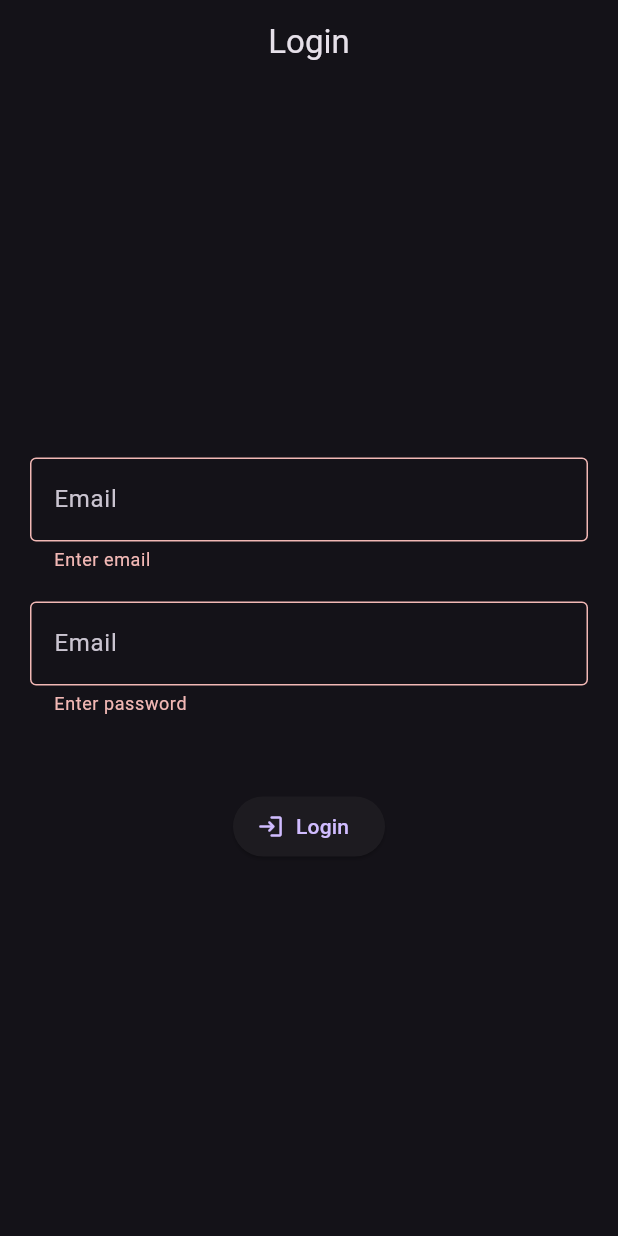
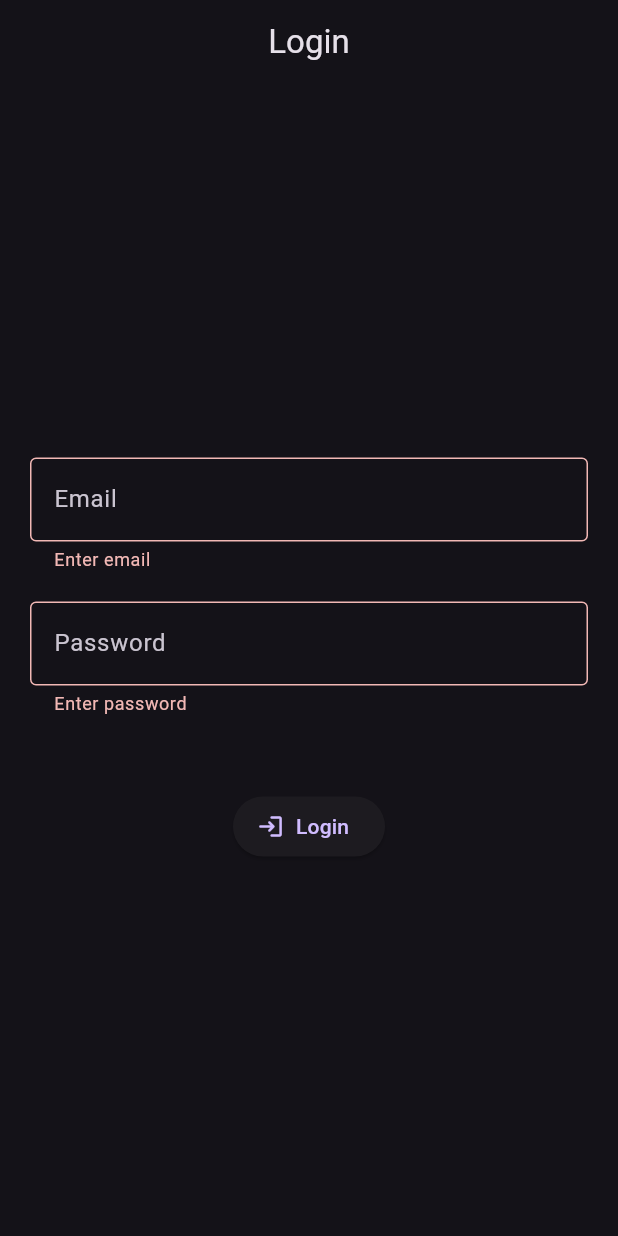
Before and after one commit to mraj555/BlocLabs, a Flutter app: the screen it shows after launch, after a tap on "Login", on a phone screen of 412 x 824 dp. Run offline on Flutter 3.47's test engine with Material 3 defaults, Android fonts, the phone set to English and light mode, and no system bars; our stand-ins replace bloc, equatable, flutter_bloc, freezed_annotation, image_picker.

Commit message:
feat: Integrate BLoC for Login Screen State Management
This commit refactors the login screen to use the BLoC pattern for state management, separating business logic from the UI.

**Key Changes:**

- **Login BLoC (`LoginBloc`, `LoginEvent`, `LoginState`):**
  - Introduced `LoginBloc` to manage the state of the login form.
  - `LoginState` now holds the `email` and `password` values.
  - `LoginEmailChanged` and `LoginPasswordChanged` events are dispatched from the UI to update the state.

- **UI Widgets (`EmailInputWidget`, `PasswordInputWidget`):**
  - Refactored `EmailInputWidget` and `PasswordInputWidget` to be `BlocBuilder`s.
  - They now react to state changes from `LoginBloc` and dispatch events on user input.
  - Enhanced validation logic for email format and password length has been added.

- **Login Screen (`login_screen.dart`):**
  - The `LoginScreen` now uses a `BlocProvider` to make the `LoginBloc` available to its child widgets.

- **Utilities (`validations.dart`):**
  - Added a new utility file for common validation functions, starting with an email validator.

```diff
--- /dev/null
+++ b/lib/bloc_pattern_architecture/bloc/login/login_bloc.dart
@@ -0,0 +1,24 @@
+import 'package:bloc/bloc.dart';
+import 'package:equatable/equatable.dart';
+
+part 'login_event.dart';
+
+part 'login_state.dart';
+
+class LoginBloc extends Bloc<LoginEvent, LoginState> {
+  LoginBloc() : super(LoginState()) {
+    on<LoginEmailChanged>(_onEmailChanged);
+    // on<LoginEmailUnfocused>();
+    on<LoginPasswordChanged>(_onPasswordChanged);
+    // on<LoginPasswordUnfocused>();
+    // on<LoginAPICalled>();
+  }
+
+  void _onEmailChanged(LoginEmailChanged event, Emitter<LoginState> emit) {
+    emit(state.copyWith(email: event.email));
+  }
+
+  void _onPasswordChanged(LoginPasswordChanged event, Emitter<LoginState> emit) {
+    emit(state.copyWith(password: event.password));
+  }
+}
--- /dev/null
+++ b/lib/bloc_pattern_architecture/bloc/login/login_event.dart
@@ -0,0 +1,32 @@
+part of 'login_bloc.dart';
+
+abstract class LoginEvent extends Equatable {
+  const LoginEvent();
+
+  @override
+  List<Object?> get props => [];
+}
+
+class LoginEmailChanged extends LoginEvent {
+  final String email;
+
+  const LoginEmailChanged({required this.email});
+
+  @override
+  List<Object?> get props => [email];
+}
+
+class LoginEmailUnfocused extends LoginEvent {}
+
+class LoginPasswordChanged extends LoginEvent {
+  final String password;
+
+  const LoginPasswordChanged({required this.password});
+
+  @override
+  List<Object?> get props => [password];
+}
+
+class LoginPasswordUnfocused extends LoginEvent {}
+
+class LoginAPICalled extends LoginEvent {}
--- /dev/null
+++ b/lib/bloc_pattern_architecture/bloc/login/login_state.dart
@@ -0,0 +1,13 @@
+part of 'login_bloc.dart';
+
+class LoginState extends Equatable {
+  final String email;
+  final String password;
+
+  const LoginState({this.email = '', this.password = ''});
+
+  LoginState copyWith({String? email, String? password}) => LoginState(email: email ?? this.email, password: password ?? this.password);
+
+  @override
+  List<Object?> get props => [email, password];
+}
--- /dev/null
+++ b/lib/bloc_pattern_architecture/utils/validations.dart
@@ -0,0 +1,6 @@
+class Validations {
+  static bool emailValidator(String email) {
+    bool isValidEmail = RegExp(r'^.+@[a-zA-Z]+\.{1}[a-zA-Z]+(\.{0,1}[a-zA-Z]+)$').hasMatch(email);
+    return isValidEmail;
+  }
+}
--- a/lib/bloc_pattern_architecture/views/login/login_screen.dart
+++ b/lib/bloc_pattern_architecture/views/login/login_screen.dart
@@ -1,4 +1,7 @@
 import 'dart:developer';
+import 'package:flutter_bloc/flutter_bloc.dart';
+
+import '../../bloc/login/login_bloc.dart';
 import 'widgets/widgets.dart';
 import 'package:flutter/material.dart';
 
@@ -10,17 +13,26 @@ class LoginScreen extends StatefulWidget {
 }
 
 class _LoginScreenState extends State<LoginScreen> {
+  late LoginBloc _bloc;
   final FocusNode emailNode = FocusNode();
   final FocusNode passwordNode = FocusNode();
 
   final GlobalKey<FormState> _formKey = GlobalKey<FormState>();
 
   @override
+  void initState() {
+    _bloc = LoginBloc();
+    super.initState();
+  }
+
+  @override
   Widget build(BuildContext context) {
     return SafeArea(
       child: Scaffold(
         appBar: AppBar(title: Text('Login'), centerTitle: true),
-        body: Padding(
+        body: BlocProvider<LoginBloc>(
+          create: (context) => _bloc,
+          child: Padding(
             padding: const EdgeInsets.all(20.0),
             child: Form(
               key: _formKey,
@@ -38,6 +50,7 @@ class _LoginScreenState extends State<LoginScreen> {
             ),
           ),
         ),
+      ),
     );
   }
 }
--- a/lib/bloc_pattern_architecture/views/login/widgets/email_input_widget.dart
+++ b/lib/bloc_pattern_architecture/views/login/widgets/email_input_widget.dart
@@ -1,23 +1,36 @@
+import 'package:bloclabs/bloc_pattern_architecture/utils/validations.dart';
 import 'package:flutter/material.dart';
+import 'package:flutter_bloc/flutter_bloc.dart';
+
+import '../../../bloc/login/login_bloc.dart';
 
 class EmailInputWidget extends StatelessWidget {
   final FocusNode emailNode;
+
   const EmailInputWidget({super.key, required this.emailNode});
 
   @override
   Widget build(BuildContext context) {
+    return BlocBuilder<LoginBloc, LoginState>(
+      buildWhen: (previous, current) => current.email != previous.email,
+      builder: (context, state) {
         return TextFormField(
           keyboardType: TextInputType.emailAddress,
           focusNode: emailNode,
           decoration: InputDecoration(hintText: 'Email', border: OutlineInputBorder()),
-      onChanged: (value) {},
+          onChanged: (value) => context.read<LoginBloc>().add(LoginEmailChanged(email: value)),
           validator: (value) {
             if (value!.isEmpty) {
               return 'Enter email';
+            }
+            if (!Validations.emailValidator(value)) {
+              return 'Enter valid email';
             }
             return null;
           },
           onFieldSubmitted: (value) {},
         );
+      },
+    );
   }
 }
--- a/lib/bloc_pattern_architecture/views/login/widgets/login_button.dart
+++ b/lib/bloc_pattern_architecture/views/login/widgets/login_button.dart
@@ -1,21 +1,30 @@
 import 'dart:developer';
 
 import 'package:flutter/material.dart';
+import 'package:flutter_bloc/flutter_bloc.dart';
+
+import '../../../bloc/login/login_bloc.dart';
 
 class LoginButton extends StatelessWidget {
   final GlobalKey<FormState> formKey;
+
   const LoginButton({super.key, required this.formKey});
 
   @override
   Widget build(BuildContext context) {
+    return BlocBuilder<LoginBloc, LoginState>(
+      buildWhen: (previous, current) => false,
+      builder: (context, state) {
         return ElevatedButton.icon(
           onPressed: () {
             if (formKey.currentState!.validate()) {
-          log("Login successful.", name: "Login API");
+
             }
           },
           label: Text('Login'),
           icon: Icon(Icons.login_rounded),
         );
+      },
+    );
   }
 }
--- a/lib/bloc_pattern_architecture/views/login/widgets/password_input_widget.dart
+++ b/lib/bloc_pattern_architecture/views/login/widgets/password_input_widget.dart
@@ -1,24 +1,36 @@
 import 'package:flutter/material.dart';
+import 'package:flutter_bloc/flutter_bloc.dart';
+
+import '../../../bloc/login/login_bloc.dart';
 
 class PasswordInputWidget extends StatelessWidget {
   final FocusNode passwordNode;
+
   const PasswordInputWidget({super.key, required this.passwordNode});
 
   @override
   Widget build(BuildContext context) {
+    return BlocBuilder<LoginBloc, LoginState>(
+      buildWhen: (previous, current) => current.password != previous.password,
+      builder: (context, state) {
         return TextFormField(
           keyboardType: TextInputType.visiblePassword,
           focusNode: passwordNode,
           obscureText: true,
-      decoration: InputDecoration(hintText: 'Email', border: OutlineInputBorder()),
-      onChanged: (value) {},
+          decoration: InputDecoration(hintText: 'Password', border: OutlineInputBorder()),
+          onChanged: (value) => context.read<LoginBloc>().add(LoginPasswordChanged(password: value)),
           validator: (value) {
             if (value!.isEmpty) {
               return 'Enter password';
+            }
+            if (state.password.length < 8) {
+              return 'Please enter password greater than 8 characters.';
             }
             return null;
           },
           onFieldSubmitted: (value) {},
         );
+      },
+    );
   }
 }
```
Lines whose indentation alone changed are shown as unchanged.
